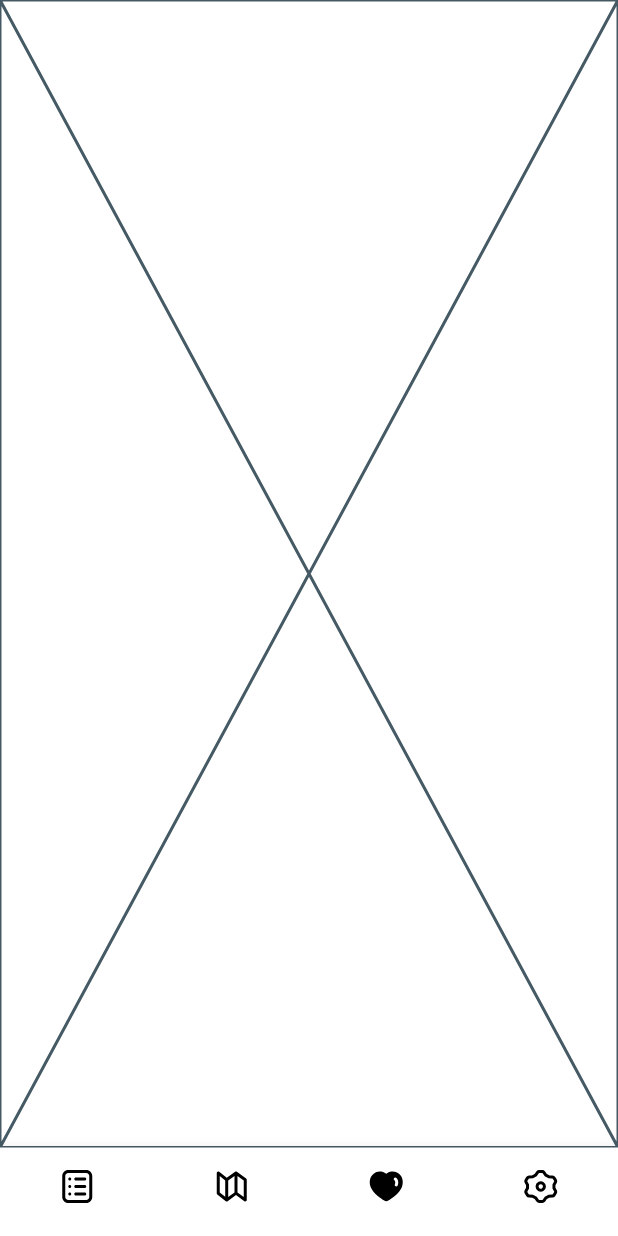
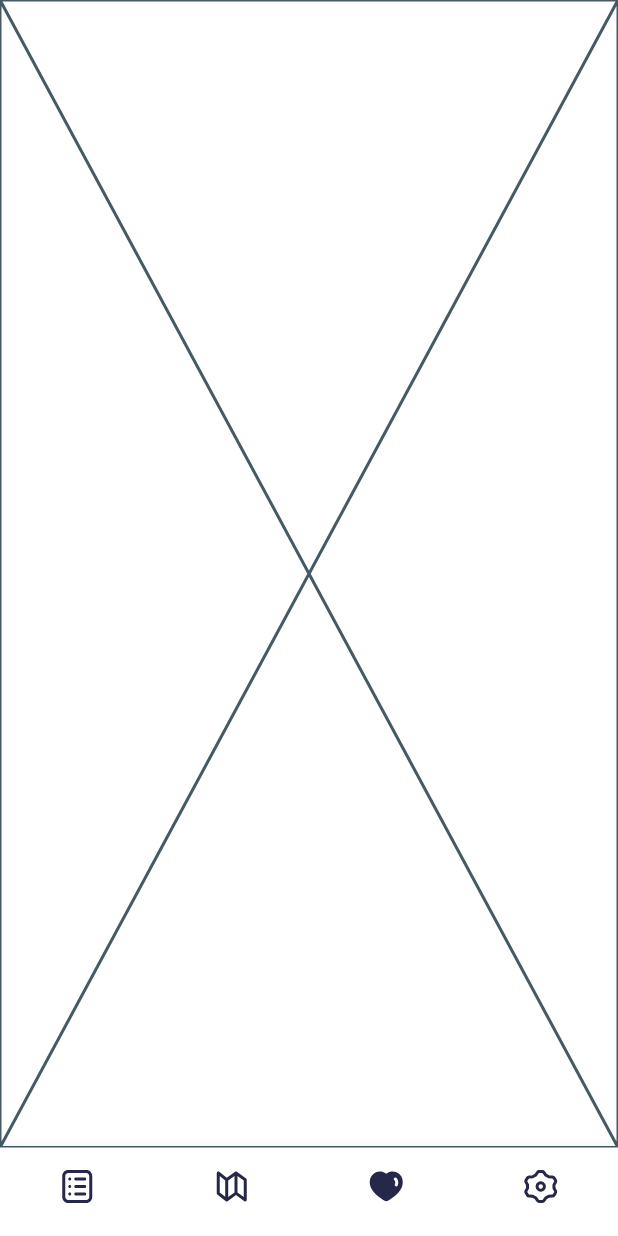
Before and after one commit to RinaZavr/surf_places, a Flutter app: the screen it shows after launch, item 3 of the bottom bar chosen, on a phone screen of 412 x 824 dp. Run offline on Flutter 3.47's test engine with Material 3 defaults, Android fonts, the phone set to English and light mode, and no system bars; our stand-ins replace dio, flutter_bloc, flutter_dotenv, flutter_svg, get_it, go_router and 2 more; missing offline and left inert: talker_bloc_logger, talker_dio_logger; generated files the repository leaves out were written again; network calls fail; statements that could not run were skipped.

Commit message:
refactor: Move svg picture to common widgets

```diff
--- /dev/null
+++ b/lib/common/widgets/custom_svg_icon.dart
@@ -0,0 +1,31 @@
+import 'package:flutter/material.dart';
+import 'package:flutter_svg/svg.dart';
+import 'package:surf_places/common/extensions/context_extensions.dart';
+
+class CustomSvgIcon extends StatelessWidget {
+  const CustomSvgIcon({
+    required this.icon,
+    super.key,
+    this.color,
+    this.height,
+    this.width,
+  });
+
+  final String icon;
+  final Color? color;
+  final double? height;
+  final double? width;
+
+  @override
+  Widget build(BuildContext context) {
+    return SvgPicture.asset(
+      icon,
+      colorFilter: ColorFilter.mode(
+        color ?? context.colorExt.secondaryColor,
+        BlendMode.srcIn,
+      ),
+      height: height,
+      width: width,
+    );
+  }
+}
--- a/lib/feature/main/view/main_wrapper.dart
+++ b/lib/feature/main/view/main_wrapper.dart
@@ -1,8 +1,8 @@
 import 'package:flutter/material.dart';
-import 'package:flutter_svg/svg.dart';
 import 'package:go_router/go_router.dart';
 import 'package:surf_places/common/consts/icons_consts.dart';
 import 'package:surf_places/common/extensions/context_extensions.dart';
+import 'package:surf_places/common/widgets/custom_svg_icon.dart';
 import 'package:surf_places/config/router/routes.dart';
 import 'package:surf_places/feature/main/data/main_wrapper_model.dart';
 
@@ -71,8 +71,8 @@ class _MainWrapperState extends State<MainWrapper> {
           for (final item in items)
             BottomNavigationBarItem(
               icon: selectedItem.id == item.id
-                  ? SvgPicture.asset(item.selectedIcon)
-                  : SvgPicture.asset(item.icon),
+                  ? CustomSvgIcon(icon: item.selectedIcon)
+                  : CustomSvgIcon(icon: item.icon),
               label: '',
             ),
         ],
```
Also changed, not shown: lib/feature/places/list/view/widgets/place_card_widget.dart (+13 -14 lines).
